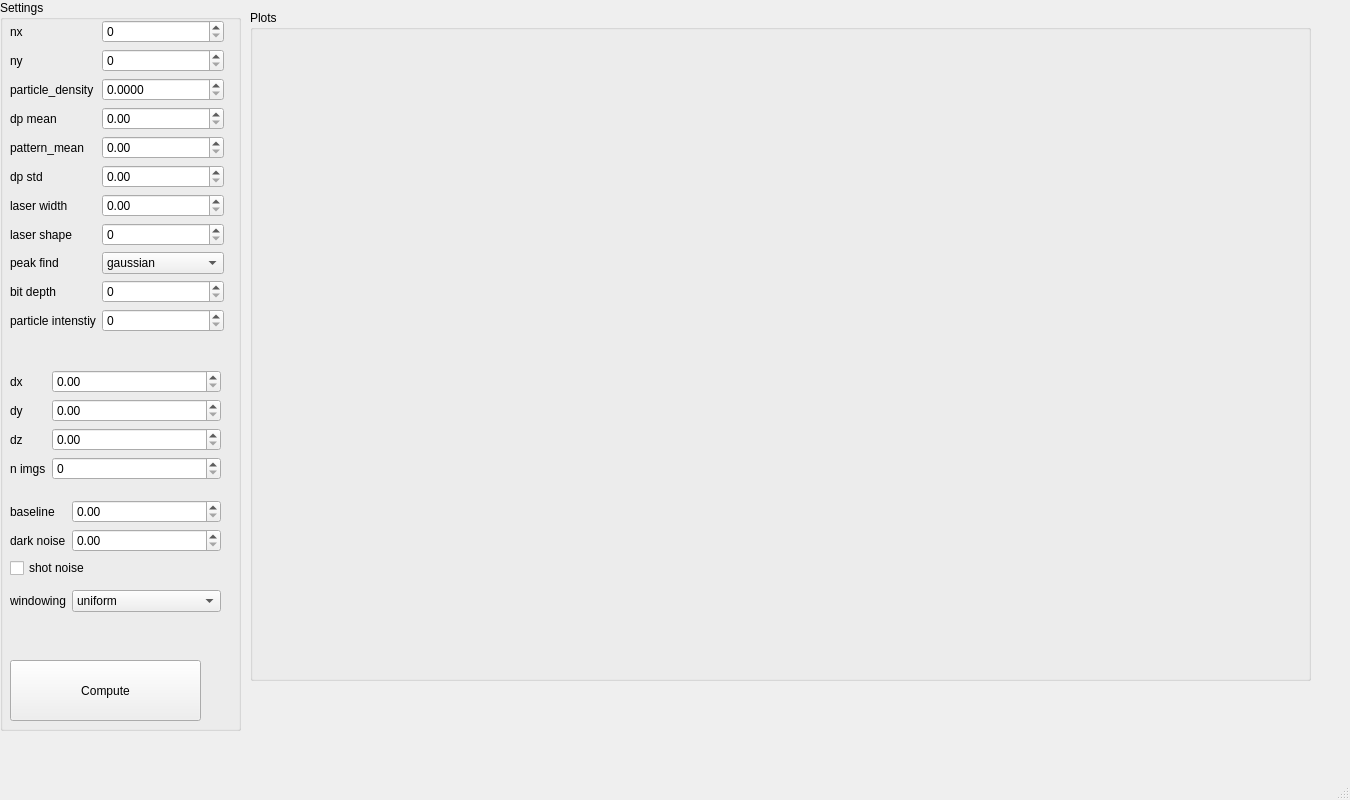
The window that synpivimage/gui/src/main.ui (matthiasprobst/synpivimage) describes before a commit, drawn with Qt 5.
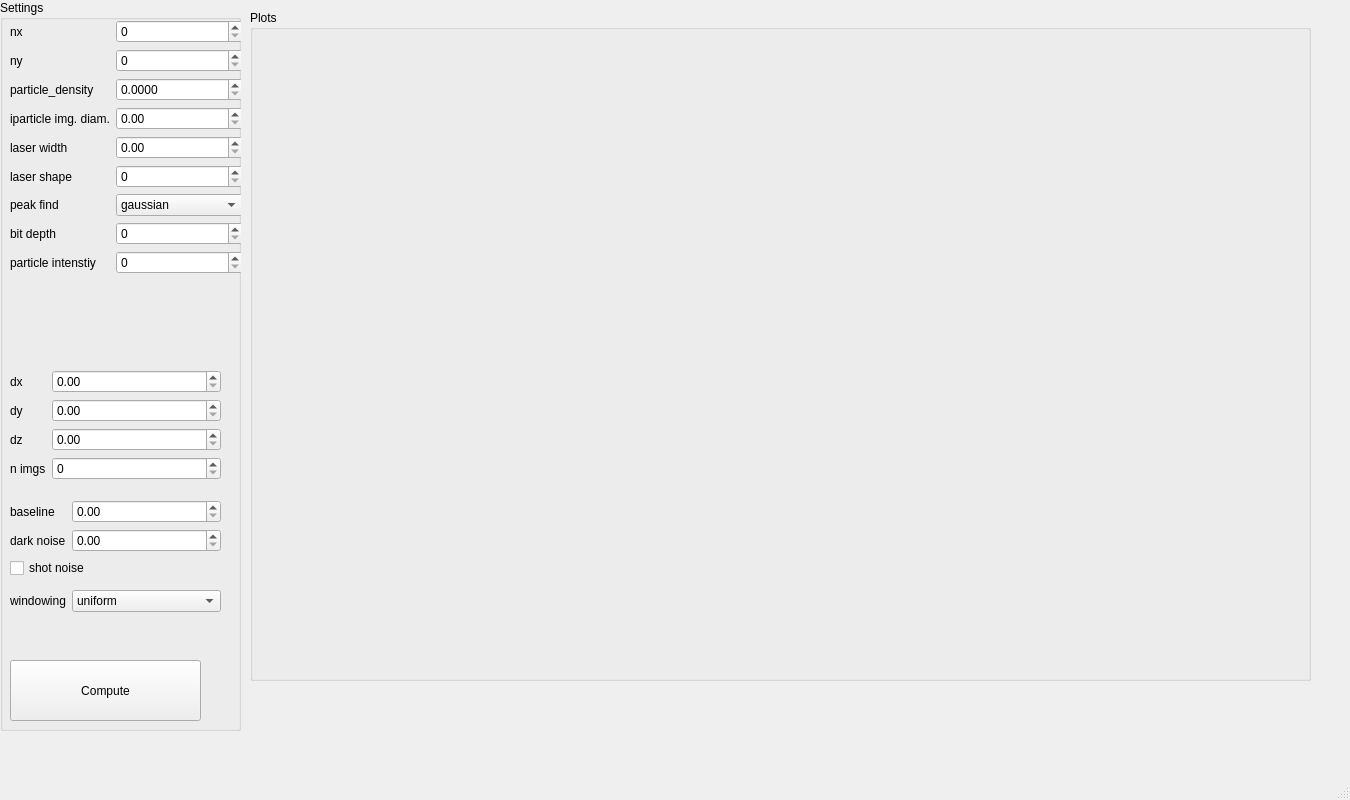
The same window after the commit.

The edit to the form file:
```diff
--- a/synpivimage/gui/src/main.ui
+++ b/synpivimage/gui/src/main.ui
@@ -196,7 +196,7 @@
       <rect>
        <x>10</x>
        <y>20</y>
-       <width>214</width>
+       <width>233</width>
        <height>357</height>
       </rect>
      </property>
@@ -238,51 +238,45 @@
       <item row="3" column="0">
        <widget class="QLabel" name="label_4">
         <property name="text">
-         <string>dp mean</string>
+         <string>iparticle img. diam.</string>
         </property>
        </widget>
       </item>
       <item row="3" column="1">
-       <widget class="QDoubleSpinBox" name="particle_size_mean"/>
+       <widget class="QDoubleSpinBox" name="particle_image_diameter">
+        <property name="enabled">
+         <bool>true</bool>
+        </property>
+       </widget>
       </item>
       <item row="5" column="0">
-       <widget class="QLabel" name="label_5">
-        <property name="text">
-         <string>dp std</string>
-        </property>
-       </widget>
-      </item>
-      <item row="5" column="1">
-       <widget class="QDoubleSpinBox" name="particle_size_std"/>
-      </item>
-      <item row="7" column="0">
        <widget class="QLabel" name="label_6">
         <property name="text">
          <string>laser width</string>
         </property>
        </widget>
       </item>
-      <item row="7" column="1">
+      <item row="5" column="1">
        <widget class="QDoubleSpinBox" name="laser_width"/>
       </item>
-      <item row="8" column="0">
+      <item row="6" column="0">
        <widget class="QLabel" name="label_7">
         <property name="text">
          <string>laser shape</string>
         </property>
        </widget>
       </item>
-      <item row="8" column="1">
+      <item row="6" column="1">
        <widget class="QSpinBox" name="laser_shape_factor"/>
       </item>
-      <item row="9" column="0">
+      <item row="7" column="0">
        <widget class="QLabel" name="label_12">
         <property name="text">
          <string>peak find</string>
         </property>
        </widget>
       </item>
-      <item row="9" column="1">
+      <item row="7" column="1">
        <widget class="QComboBox" name="peak_find">
         <item>
          <property name="text">
@@ -301,43 +295,26 @@
         </item>
        </widget>
       </item>
-      <item row="10" column="0">
+      <item row="8" column="0">
        <widget class="QLabel" name="label_13">
         <property name="text">
          <string>bit depth</string>
         </property>
        </widget>
       </item>
-      <item row="10" column="1">
+      <item row="8" column="1">
        <widget class="QSpinBox" name="bit_depth"/>
       </item>
-      <item row="11" column="0">
+      <item row="9" column="0">
        <widget class="QLabel" name="label_16">
         <property name="text">
          <string>particle intenstiy</string>
         </property>
        </widget>
       </item>
-      <item row="11" column="1">
+      <item row="9" column="1">
        <widget class="QSpinBox" name="particle_count"/>
       </item>
-      <item row="4" column="0">
-       <widget class="QLabel" name="label_17">
-        <property name="toolTip">
-         <string>&lt;html&gt;&lt;head/&gt;&lt;body&gt;&lt;p&gt;Standard deviation of gaussian distribution used for particle image intensity.&lt;/p&gt;&lt;/body&gt;&lt;/html&gt;</string>
-        </property>
-        <property name="text">
-         <string>pattern_mean</string>
-        </property>
-       </widget>
-      </item>
-      <item row="4" column="1">
-       <widget class="QDoubleSpinBox" name="sigma">
-        <property name="enabled">
-         <bool>true</bool>
-        </property>
-       </widget>
-      </item>
      </layout>
     </widget>
    </widget>
```
Left out of the diff: 5 changed lines with no effect on the pictures.
